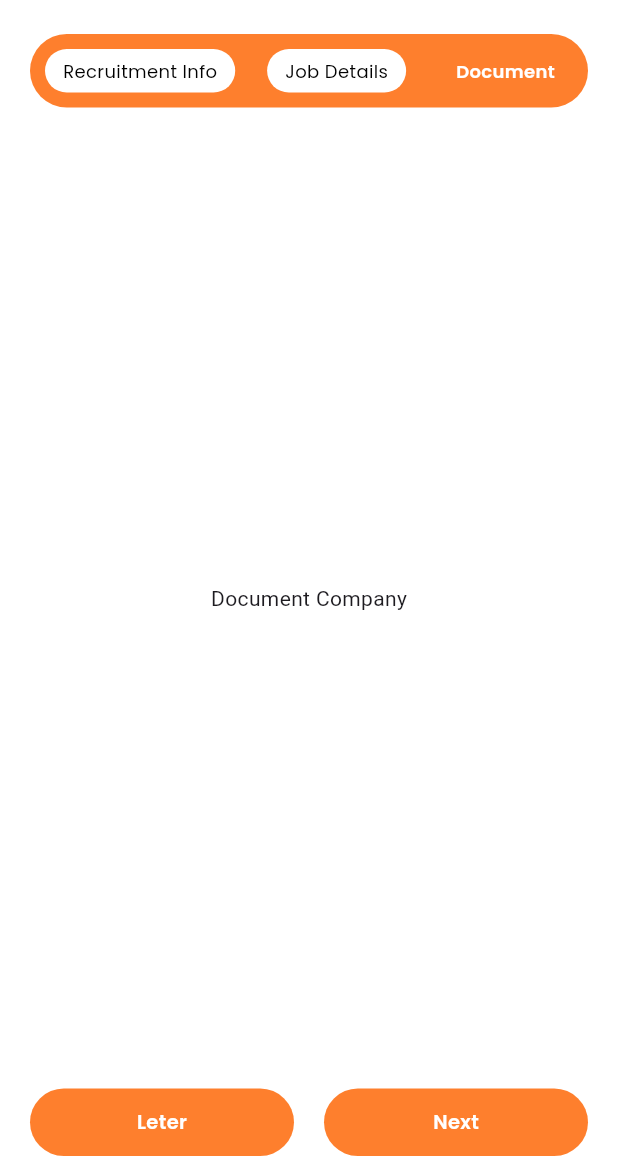
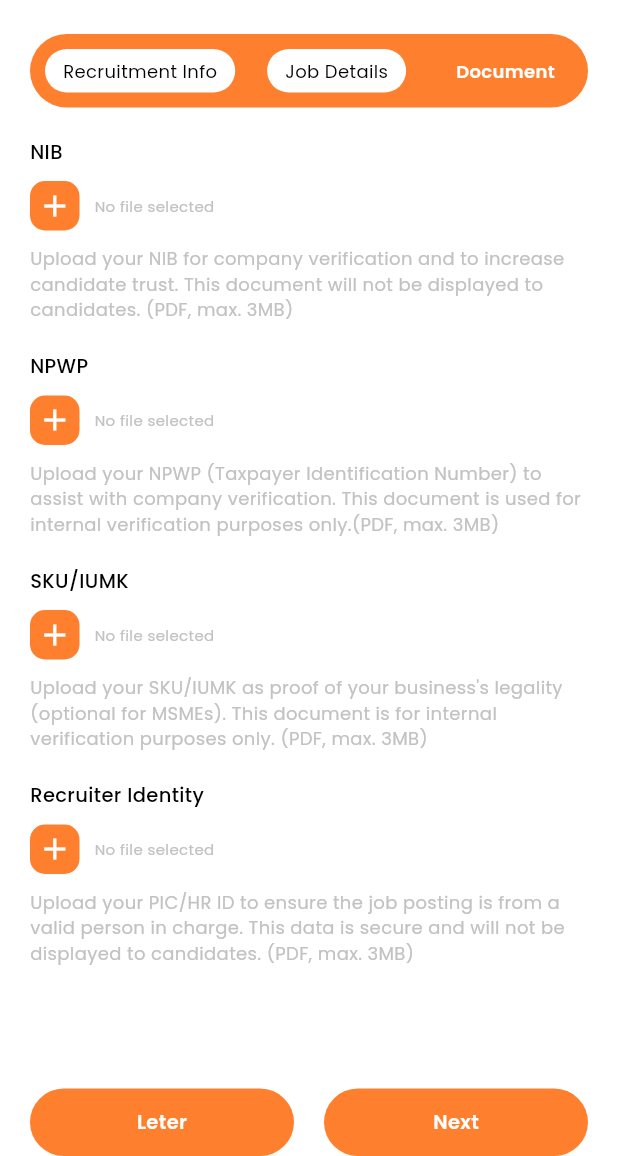
Before and after one commit to Akhdan1998/partime_app, a Flutter app: the FormData screen opened directly, swiped to page 3, on a phone screen of 412 x 824 dp, the part 80-1236 px from its top. Run offline on Flutter 3.47's test engine with Material 3 defaults, Android fonts, the phone set to English and light mode, and no system bars; drawn by our look-alikes of flutter_bounce; our stand-ins replace file_picker, get, google_fonts, supercharged.

Commit message:
form document company

```diff
--- a/lib/feature/form/form_screen.dart
+++ b/lib/feature/form/form_screen.dart
@@ -28,7 +28,7 @@ class FormData extends StatelessWidget {
                   borderRadius: BorderRadius.circular(50),
                   color: orange,
                 ),
-                child: Obx(() => Container(
+                child: Container(
                   decoration: BoxDecoration(
                     borderRadius: BorderRadius.circular(50),
                     color: orange,
@@ -46,7 +46,7 @@ class FormData extends StatelessWidget {
                       ),
                     ),
                   ),
-                )),
+                ),
               )),
 
               _hGap20,
--- a/lib/feature/form/steper/company/document/document_company_controller.dart
+++ b/lib/feature/form/steper/company/document/document_company_controller.dart
@@ -1 +1,40 @@
 part of '../../../../../pages.dart';
+
+class DocumentCompanyController extends GetxController {
+  final nibFile = Rxn<File>();
+  final npwpFile = Rxn<File>();
+  final skuFile = Rxn<File>();
+  final recruiterIdFile = Rxn<File>();
+
+  // waktu upload
+  final nibUploadedAt = Rxn<DateTime>();
+  final npwpUploadedAt = Rxn<DateTime>();
+  final skuUploadedAt = Rxn<DateTime>();
+  final recruiterIdUploadedAt = Rxn<DateTime>();
+
+  static const int maxSizeInBytes = 3 * 1024 * 1024;
+
+  Future<void> pickFile(
+      Rxn<File> target,
+      Rxn<DateTime> timeTarget,
+      ) async {
+    final result = await FilePicker.platform.pickFiles(
+      type: FileType.custom,
+      allowedExtensions: ['pdf'],
+      withData: false,
+    );
+
+    if (result == null || result.files.single.path == null) return;
+
+    final file = File(result.files.single.path!);
+    final fileSize = await file.length();
+
+    if (fileSize > maxSizeInBytes) {
+      SnackbarHelper.info('Maximum file size is 3MB');
+      return;
+    }
+
+    target.value = file;
+    timeTarget.value = DateTime.now(); // simpan waktu upload
+  }
+}
--- a/lib/feature/form/steper/company/document/document_company_screen.dart
+++ b/lib/feature/form/steper/company/document/document_company_screen.dart
@@ -8,8 +8,119 @@ class DocumentCompany extends StatefulWidget {
 }
 
 class _DocumentCompanyState extends State<DocumentCompany> {
+  final controller = Get.put(DocumentCompanyController());
+
   @override
   Widget build(BuildContext context) {
-    return Center(child: Text('Document Company'));
+    return SingleChildScrollView(
+      child: Column(
+        crossAxisAlignment: CrossAxisAlignment.start,
+        children: [
+          _filePickerSection(
+            title: 'NIB',
+            description:
+            'Upload your NIB for company verification and to increase candidate trust. This document will not be displayed to candidates. (PDF, max. 3MB)',
+            fileRx: controller.nibFile,
+            timeRx: controller.nibUploadedAt,
+          ),
+          _hGap20,
+          _filePickerSection(
+            title: 'NPWP',
+            description:
+            'Upload your NPWP (Taxpayer Identification Number) to assist with company verification. This document is used for internal verification purposes only.(PDF, max. 3MB)',
+            fileRx: controller.npwpFile,
+            timeRx: controller.npwpUploadedAt,
+          ),
+          _hGap20,
+          _filePickerSection(
+            title: 'SKU/IUMK',
+            description:
+            'Upload your SKU/IUMK as proof of your business\'s legality (optional for MSMEs). This document is for internal verification purposes only. (PDF, max. 3MB)',
+            fileRx: controller.skuFile,
+            timeRx: controller.skuUploadedAt,
+          ),
+          _hGap20,
+          _filePickerSection(
+            title: 'Recruiter Identity',
+            description:
+            'Upload your PIC/HR ID to ensure the job posting is from a valid person in charge. This data is secure and will not be displayed to candidates. (PDF, max. 3MB)',
+            fileRx: controller.recruiterIdFile,
+            timeRx: controller.recruiterIdUploadedAt,
+          ),
+        ],
+      ),
+    );
+  }
+
+  Widget _filePickerSection({
+    required String title,
+    required String description,
+    required Rxn<File> fileRx,
+    required Rxn<DateTime> timeRx,
+  }) {
+    return Column(
+      crossAxisAlignment: CrossAxisAlignment.start,
+      children: [
+        Text(title, style: Poppins(fontWeight: FontWeight.w500, fontSize: 13)),
+        _hGap10,
+
+        Obx(() {
+          final file = fileRx.value;
+          final time = timeRx.value;
+
+          return Column(
+            crossAxisAlignment: CrossAxisAlignment.start,
+            children: [
+              Row(
+                children: [
+                  ButtonCustom(
+                    onPressed: () =>
+                        controller.pickFile(fileRx, timeRx),
+                    child: Container(
+                      alignment: Alignment.center,
+                      height: 33,
+                      width: 33,
+                      decoration: BoxDecoration(
+                        borderRadius: BorderRadius.circular(10),
+                        color: orange,
+                      ),
+                      child: Icon(
+                        file == null ? Icons.add : Icons.check,
+                        color: white,
+                      ),
+                    ),
+                  ),
+                  _wGap10,
+                  Expanded(
+                    child: Text(
+                      file == null
+                          ? 'No file selected'
+                          : file.path.split('/').last,
+                      style: Poppins(fontSize: 10, color: grey),
+                      overflow: TextOverflow.ellipsis,
+                    ),
+                  ),
+                ],
+              ),
+
+              if (time != null) ...[
+                _hGap5,
+                Text(
+                  'Uploaded at: ${formatDateTime(time)}',
+                  style: Poppins(
+                    fontSize: 10,
+                    color: green,
+                    fontWeight: FontWeight.w500,
+                  ),
+                ),
+              ],
+            ],
+          );
+        }),
+
+        _hGap10,
+        Text(description, style: Poppins(color: grey, fontSize: 12)),
+      ],
+    );
   }
 }
--- a/lib/pages.dart
+++ b/lib/pages.dart
@@ -1,7 +1,7 @@
 import 'dart:async';
 import 'dart:io';
 import 'dart:math' as math;
-
+import 'package:file_picker/file_picker.dart';
 import 'package:flutter/material.dart';
 import 'package:flutter_bounce/flutter_bounce.dart';
 import 'package:get/get.dart';
--- a/lib/utils/helper.dart
+++ b/lib/utils/helper.dart
@@ -268,3 +268,11 @@ class _TwoCol extends StatelessWidget {
     );
   }
 }
+
+String formatDateTime(DateTime dt) {
+  return '${dt.day.toString().padLeft(2, '0')}/'
+      '${dt.month.toString().padLeft(2, '0')}/'
+      '${dt.year} '
+      '${dt.hour.toString().padLeft(2, '0')}:'
+      '${dt.minute.toString().padLeft(2, '0')}';
+}
--- a/pubspec.yaml
+++ b/pubspec.yaml
@@ -36,6 +36,7 @@ dependencies:
   loader_overlay: ^5.0.0
   flutter_spinkit: ^5.2.2
   flutter_bounce: ^1.1.0
+  file_picker: ^10.3.10
 
   # The following adds the Cupertino Icons font to your application.
   # Use with the CupertinoIcons class for iOS style icons.
```
Also changed, not shown: pubspec.lock, 3 other files.
